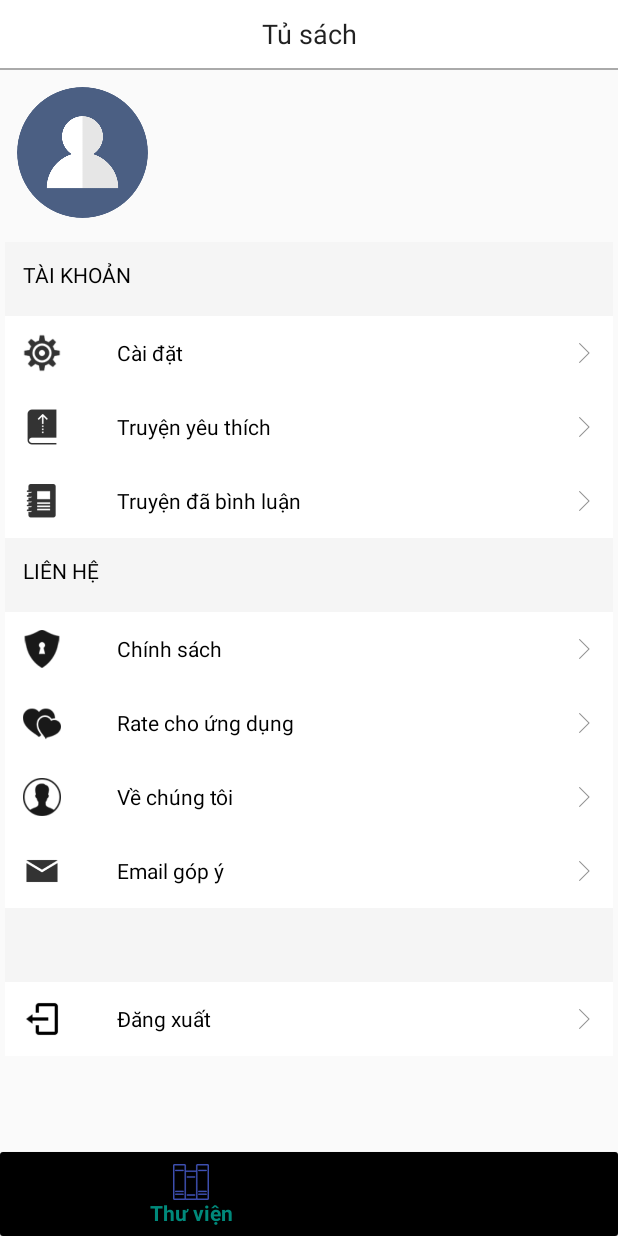
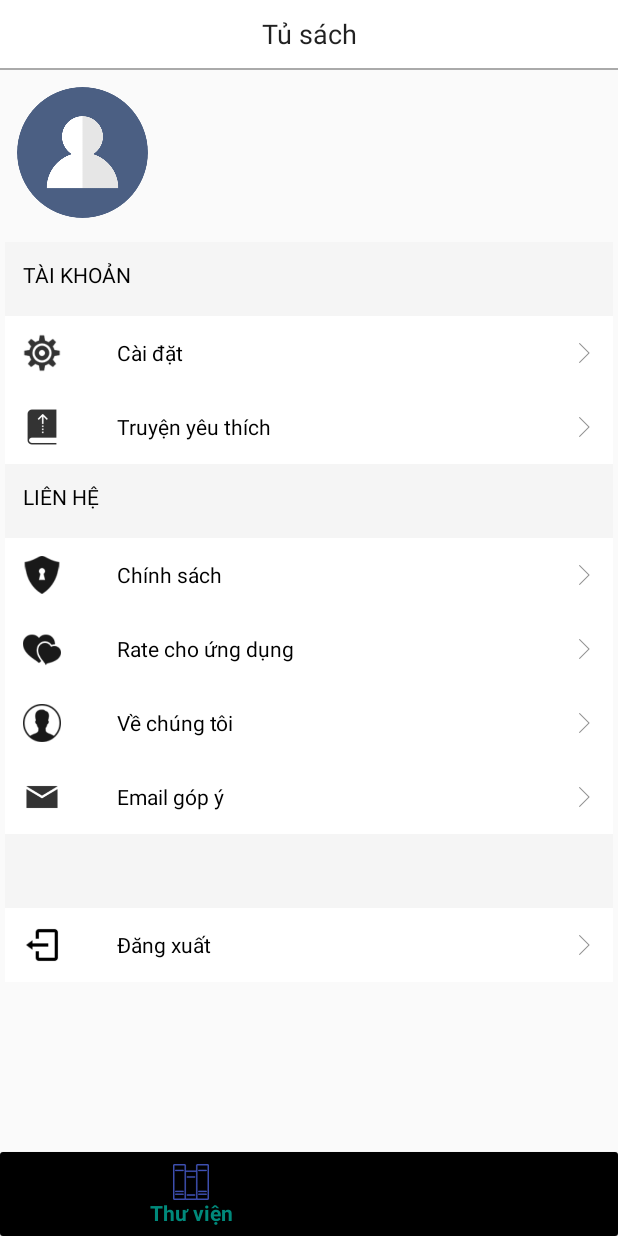
Before and after one commit to QuangChienPTIT/QC_ThuVien, an Android app: the fragment FragmentAccount placed in its activity, on a phone screen of 412 x 824 dp. Run offline under Robolectric (Android 15) with nearby library versions, the phone set to English and light mode, and no system bars; our stand-ins replace CircleImageView, Firebase (no records; nobody signed in at launch, a user with empty details on screens opened directly), Picasso; 3 statements that could not run were skipped.

Commit message:
update 29/7

```diff
--- a/app/src/main/java/com/example/higo/thuvien/Activity/DanhGiaActivity.java
+++ b/app/src/main/java/com/example/higo/thuvien/Activity/DanhGiaActivity.java
@@ -42,6 +42,7 @@ public class DanhGiaActivity extends AppCompatActivity {
             public void onDataChange(DataSnapshot dataSnapshot) {
                 for(DataSnapshot data:dataSnapshot.getChildren()){
                     RateBook danhGia = data.getValue(RateBook.class);
+                    danhGia.setIdUser(data.getKey());
                     listDanhGia.add(danhGia);
                 }
                 danhGiaAdapter.notifyDataSetChanged();
--- a/app/src/main/java/com/example/higo/thuvien/DAO/RateBookDAO.java
+++ b/app/src/main/java/com/example/higo/thuvien/DAO/RateBookDAO.java
@@ -1,14 +1,17 @@
 package com.example.higo.thuvien.DAO;
 
 import com.example.higo.thuvien.Model.RateBook;
+import com.google.firebase.auth.FirebaseAuth;
+import com.google.firebase.auth.FirebaseUser;
 import com.google.firebase.database.DatabaseReference;
 import com.google.firebase.database.FirebaseDatabase;
 import com.google.firebase.database.Query;
 
 public class RateBookDAO {
+    FirebaseUser user = FirebaseAuth.getInstance().getCurrentUser();
     DatabaseReference rootRate = FirebaseDatabase.getInstance().getReference().child("Rate");
     public void insert(RateBook rate,String idBook){
-        rootRate.child(idBook).push().setValue(rate);
+        rootRate.child(idBook).child(user.getUid()).setValue(rate);
     }
 
     public Query getRateByIdBook(String idBook){
--- a/app/src/main/res/layout/activity_signup.xml
+++ b/app/src/main/res/layout/activity_signup.xml
@@ -13,6 +13,7 @@
             android:layout_width="match_parent"
             android:layout_height="wrap_content"
             android:layout_centerInParent="true"
+            android:layout_margin="16dp"
             android:orientation="vertical">
 
             <EditText
@@ -22,6 +23,7 @@
                 android:layout_marginBottom="15dp"
                 android:background="@color/white"
                 android:hint="@string/input_username"
+                android:inputType="textEmailAddress"
                 android:paddingLeft="10dp"
                 android:textColor="@color/black" />
 
@@ -43,6 +45,7 @@
                 android:layout_marginBottom="15dp"
                 android:background="@color/white"
                 android:hint="Họ"
+                android:inputType="textCapWords"
                 android:paddingLeft="10dp"
                 android:textColor="@color/black" />
 
@@ -53,6 +56,7 @@
                 android:layout_marginBottom="15dp"
                 android:background="@color/white"
                 android:hint="Tên"
+                android:inputType="textCapWords"
                 android:paddingLeft="10dp"
                 android:textColor="@color/black" />
 
--- a/app/src/main/res/layout/fragment_account.xml
+++ b/app/src/main/res/layout/fragment_account.xml
@@ -155,38 +155,7 @@
 
             </RelativeLayout>
 
-            <RelativeLayout
-                android:id="@+id/layoutTruyenDaBinhLuan"
-                android:layout_width="match_parent"
-                android:layout_height="match_parent"
-                android:background="#ffffffff"
-                android:orientation="horizontal">
 
-                <ImageView
-                    android:layout_width="25.0dip"
-                    android:layout_height="25.0dip"
-                    android:layout_gravity="center_vertical"
-                    android:layout_margin="12.0dip"
-                    android:src="@drawable/ic_book_comment" />
-
-                <TextView
-                    android:layout_width="256dp"
-                    android:layout_height="wrap_content"
-                    android:layout_centerInParent="true"
-                    android:layout_marginRight="10.0dip"
-                    android:text="Truyện đã bình luận"
-                    android:textColor="@color/black" />
-
-                <ImageView
-
-                    android:layout_width="20.0dip"
-                    android:layout_height="20.0dip"
-                    android:layout_alignParentRight="true"
-                    android:layout_centerInParent="true"
-                    android:layout_marginRight="10.0dip"
-                    android:src="@drawable/ic_more_than" />
-
-            </RelativeLayout>
 
             <RelativeLayout
                 android:layout_width="match_parent"
--- a/app/src/main/res/values/strings.xml
+++ b/app/src/main/res/values/strings.xml
@@ -4,4 +4,6 @@
     <string name="sign_up">Sign Up</string>
     <string name="input_username">Email</string>
     <string name="input_password">Password</string>
+    <string name="about">Bạch Quang Chiến - N14DCCN165
+                        Đề tài thực tập khóa 2014</string>
 </resources>
```
Also changed, not shown: app/src/main/AndroidManifest.xml (+7 -4 lines), app/src/main/java/com/example/higo/thuvien/Activity/ReviewActivity.java (+11 -22 lines), app/src/main/java/com/example/higo/thuvien/Activity/Splash.java (added, +33 -0 lines), app/src/main/java/com/example/higo/thuvien/DAO/SachMuonDAO.java (+22 -0 lines), app/src/main/java/com/example/higo/thuvien/Fragment/FragmentAccount.java (+19 -2 lines), app/src/main/java/com/example/higo/thuvien/Fragment/FragmentSachDangKy.java (+23 -16 lines), app/src/main/res/layout/activity_review.xml (+4 -4 lines), app/src/main/res/layout/activity_splash.xml (added, +15 -0 lines), app/src/main/res/layout/dialog_account.xml (+10 -5 lines), app/src/main/res/drawable/splash.jpg (added).
